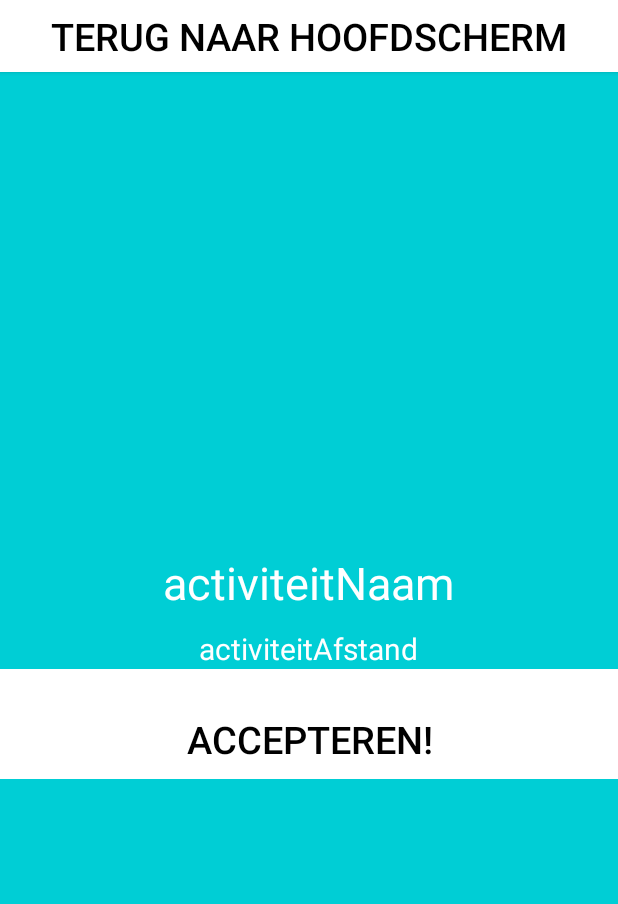
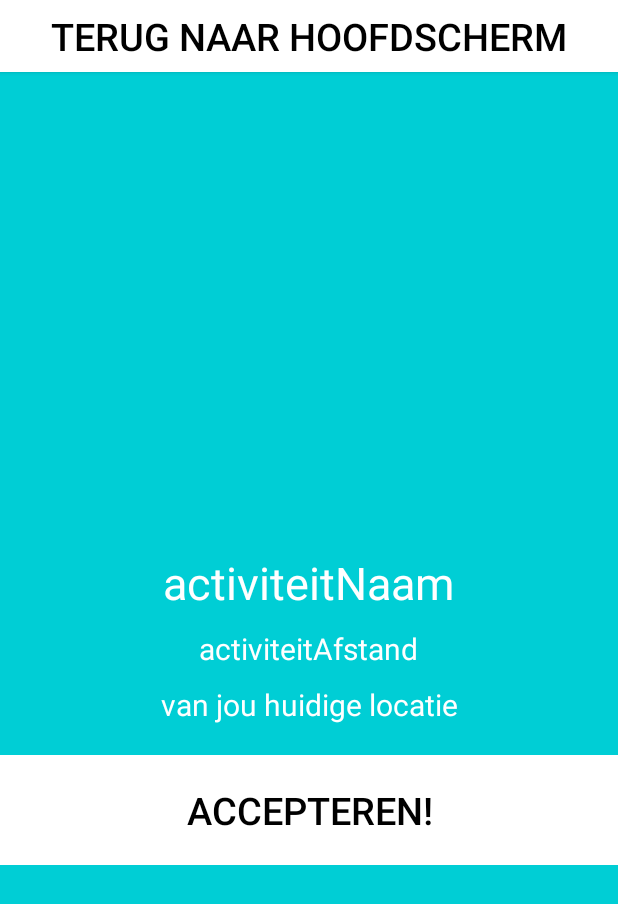
Before and after one commit to sguldemond-fontys/SM41-ShakeIt, an Android app: the ShakeActivity screen opened directly, with no data from a screen before it, after a tap on "FAKE SHAKE", on a phone screen of 412 x 824 dp. Shown: the top 904 px of the screen. Run offline under Robolectric (Android 15) with nearby library versions, the phone set to English and light mode, and no system bars; our stand-ins replace Picasso; pictures from the network do not load; 4 statements that could not run were skipped.

Commit message:
Merge branch 'master' of https://github.com/sguldemond/SM41-ShakeIt
# Conflicts:
#	app/src/main/java/fhict/sm41_shakeit/activityActivity.java
#	app/src/main/res/values/strings.xml

```diff
--- a/app/src/main/AndroidManifest.xml
+++ b/app/src/main/AndroidManifest.xml
@@ -29,7 +29,8 @@
         <activity android:name=".ShakeActivity" />
         <!-- <activity android:name=".MainActivity" /> -->
         <activity android:name=".activityActivity" />
-        <activity android:name=".LoginActivity"></activity>
+        <activity android:name=".AcceptActivity" />
+        <activity android:name=".LoginActivity" />
     </application>
 
 </manifest>
--- a/app/src/main/java/fhict/sm41_shakeit/ShakeActivity.java
+++ b/app/src/main/java/fhict/sm41_shakeit/ShakeActivity.java
@@ -50,7 +50,6 @@ public class ShakeActivity extends AppCompatActivity implements LocationListener
     private List<Activiteit> activities;
     double currentLatitude;
     double currentLongitude;
-    private int index;
     LocationManager locationManager;
 
 
@@ -80,12 +79,12 @@ public class ShakeActivity extends AppCompatActivity implements LocationListener
                 //addShake();
                 //addMeeting();
                 //findMeeting();
-                getActivities();
+                //getActivities();
 
                 Intent intent = new Intent(ShakeActivity.this, activityActivity.class);
                 intent.putExtra("shakelat",currentLatitude);
                 System.out.println(currentLatitude);
-                intent.putExtra("shakelon",currentLatitude);
+                intent.putExtra("shakelon",currentLongitude);
                 System.out.println(currentLatitude);
                 startActivity(intent);
             }
@@ -101,6 +100,102 @@ public class ShakeActivity extends AppCompatActivity implements LocationListener
             }
         });
 
+
+    }
+
+
+
+    @Override
+    protected void onPause() {
+        mSensorManager.unregisterListener(mShakeDetector);
+        super.onPause();
+    }
+
+    @Override
+    public void onLocationChanged(Location location) {
+        currentLatitude = location.getLatitude();
+        currentLongitude = location.getLongitude();
+
+        System.out.println("Location changed to: " + currentLatitude + ", " + currentLongitude);
+    }
+
+    @Override
+    public void onStatusChanged(String provider, int status, Bundle extras) {
+
+    }
+
+    @Override
+    public void onProviderEnabled(String provider) {
+
+    }
+
+    @Override
+    public void onProviderDisabled(String provider) {
+
+    }
+
+    @Override
+    public boolean onCreateOptionsMenu(Menu menu) {
+        // Inflate the menu; this adds items to the action bar if it is present.
+        getMenuInflater().inflate(R.menu.menu_main, menu);
+        return true;
+    }
+
+    @Override
+    public boolean onOptionsItemSelected(MenuItem item) {
+        // Handle item selection
+        switch (item.getItemId()) {
+            case R.id.action_settings:
+                Intent intent = new Intent(ShakeActivity.this, MainActivity.class);
+                startActivity(intent);
+                return true;
+
+        }
+        return false;
+    }
+
+    @Override
+    protected void onResume() {
+        // OnResume is called any time that the application begins again.
+        super.onResume();
+        doLocation();
+    }
+
+    @Override
+    protected void onStart() {
+        super.onStart();
+        doLocation();
+    }
+
+    private void doLocation() {
+        locationManager = (LocationManager) getSystemService(LOCATION_SERVICE);
+        mSensorManager.registerListener(mShakeDetector, mAccelerometer, SensorManager.SENSOR_DELAY_UI);
+        if (ActivityCompat.checkSelfPermission(this, Manifest.permission.ACCESS_FINE_LOCATION) != PackageManager.PERMISSION_GRANTED && ActivityCompat.checkSelfPermission(this, Manifest.permission.ACCESS_COARSE_LOCATION) != PackageManager.PERMISSION_GRANTED) {
+            return;
+        }
+
+        locationManager.requestLocationUpdates(LocationManager.GPS_PROVIDER, 0, 0, this);
+
+        onLocationChanged(locationManager.getLastKnownLocation(LocationManager.GPS_PROVIDER));
+
+    }
+
+    @Override
+    protected void onStop() {
+        // OnStop is called whenever a new activity is started.
+        super.onStop();
+
+        if (ActivityCompat.checkSelfPermission(this, Manifest.permission.ACCESS_FINE_LOCATION) != PackageManager.PERMISSION_GRANTED && ActivityCompat.checkSelfPermission(this, Manifest.permission.ACCESS_COARSE_LOCATION) != PackageManager.PERMISSION_GRANTED) {
+            return;
+        }
+
+        locationManager.removeUpdates(this);
+    }
+
+
+    @Override
+    public void processFinish(String type, Object output) {
+        System.out.println((String) output);
 
     }
 
@@ -159,85 +254,4 @@ public class ShakeActivity extends AppCompatActivity implements LocationListener
 
     }
 
-
-    @Override
-    protected void onPause() {
-        mSensorManager.unregisterListener(mShakeDetector);
-        super.onPause();
-    }
-
-    @Override
-    public void onLocationChanged(Location location) {
-        currentLatitude = location.getLatitude();
-        currentLongitude = location.getLongitude();
-
-        System.out.println("Location changed to: " + currentLatitude + ", " + currentLongitude);
-    }
-
-    @Override
-    public void onStatusChanged(String provider, int status, Bundle extras) {
-
-    }
-
-    @Override
-    public void onProviderEnabled(String provider) {
-
-    }
-
-    @Override
-    public void onProviderDisabled(String provider) {
-
-    }
-
-    @Override
-    public boolean onCreateOptionsMenu(Menu menu) {
-        // Inflate the menu; this adds items to the action bar if it is present.
-        getMenuInflater().inflate(R.menu.menu_main, menu);
-        return true;
-    }
-
-    @Override
-    public boolean onOptionsItemSelected(MenuItem item) {
-        // Handle item selection
-        switch (item.getItemId()) {
-            case R.id.action_settings:
-                Intent intent = new Intent(ShakeActivity.this, MainActivity.class);
-                startActivity(intent);
-                return true;
-
-        }
-        return false;
-    }
-
-    @Override
-    protected void onResume() {
-        // OnResume is called any time that the application begins again.
-        super.onResume();
-        locationManager = (LocationManager) getSystemService(LOCATION_SERVICE);
-        mSensorManager.registerListener(mShakeDetector, mAccelerometer, SensorManager.SENSOR_DELAY_UI);
-        if (ActivityCompat.checkSelfPermission(this, Manifest.permission.ACCESS_FINE_LOCATION) != PackageManager.PERMISSION_GRANTED && ActivityCompat.checkSelfPermission(this, Manifest.permission.ACCESS_COARSE_LOCATION) != PackageManager.PERMISSION_GRANTED) {
-            return;
-        }
-
-        locationManager.requestLocationUpdates(LocationManager.GPS_PROVIDER, 0, 0, this);
-    }
-
-    @Override
-    protected void onStop() {
-        // OnStop is called whenever a new activity is started.
-        super.onStop();
-
-        if (ActivityCompat.checkSelfPermission(this, Manifest.permission.ACCESS_FINE_LOCATION) != PackageManager.PERMISSION_GRANTED && ActivityCompat.checkSelfPermission(this, Manifest.permission.ACCESS_COARSE_LOCATION) != PackageManager.PERMISSION_GRANTED) {
-            return;
-        }
-
-        locationManager.removeUpdates(this);
-    }
-
-
-    @Override
-    public void processFinish(String type, Object output) {
-        System.out.println((String) output);
-
-    }
 }
--- a/app/src/main/java/fhict/sm41_shakeit/activityActivity.java
+++ b/app/src/main/java/fhict/sm41_shakeit/activityActivity.java
@@ -21,6 +21,7 @@ import com.squareup.picasso.Picasso;
 
 import org.json.JSONException;
 
+import java.text.DecimalFormat;
 import java.util.ArrayList;
 import java.util.List;
 
@@ -48,8 +49,8 @@ public class activityActivity extends AppCompatActivity implements AsyncResponce
     @Override
     protected void onCreate(Bundle savedInstanceState) {
         Intent intent = getIntent();
-        double shakelat = intent.getDoubleExtra("shakelat",0);
-        double shakelon = intent.getDoubleExtra("shakelon",0);
+        shakelat = intent.getDoubleExtra("shakelat",0);
+        shakelon = intent.getDoubleExtra("shakelon",0);
         super.onCreate(savedInstanceState);
         setContentView(R.layout.activity);
         activities = new ArrayList<>();
@@ -60,10 +61,22 @@ public class activityActivity extends AppCompatActivity implements AsyncResponce
         accept.setOnClickListener(new View.OnClickListener() {
             @Override
             public void onClick(View view) {
-
+                Intent intent = new Intent(activityActivity.this, AcceptActivity.class);
+                startActivity(intent);
             }
         });
+
         gestureDetector = new GestureDetector(new SwipeGestureDetector());
+
+        Button btnTerug = (Button) findViewById(R.id.btnTerug);
+
+        btnTerug.setOnClickListener(new View.OnClickListener() {
+            @Override
+            public void onClick(View v) {
+                Intent intent = new Intent(activityActivity.this, ShakeActivity.class);
+                startActivity(intent);
+            }
+        });
     }
 
     private void getActivities() {
@@ -101,21 +114,25 @@ public class activityActivity extends AppCompatActivity implements AsyncResponce
     }
 
     private void onRightSwipe() {
-        Toast toast = Toast.makeText(getApplicationContext(), "rightswipe", Toast.LENGTH_LONG);
-        toast.show();
+        //Toast toast = Toast.makeText(getApplicationContext(), "rightswipe", Toast.LENGTH_LONG);
+        //toast.show();
         if(activities.size() > index)
         {
             double activiteitlat = activities.get(index).getLocatie().getLat();
             System.out.println(shakelat);
             double activiteitlon = activities.get(index).getLocatie().getLon();
             System.out.println(shakelon);
+            DecimalFormat df = new DecimalFormat("0.##");
+
             Double afstand = DistanceLogic.distance(activiteitlat,activiteitlon,shakelat ,shakelon);
+
+
             ImageView afbeelding = (ImageView) findViewById(R.id.activiteitAfbeelding);
             Picasso.with(getApplicationContext()).load(activities.get(index).getAfbeeldingUrl()).into(afbeelding);
             TextView naam = (TextView) findViewById(R.id.activiteitNaam);
             naam.setText(activities.get(index).getNaam());
             TextView straat = (TextView) findViewById(R.id.activiteitStraat);
-            straat.setText(afstand.toString()+" "+ "KM");
+            straat.setText(df.format(afstand) + " km");
 
             index++;
         }
@@ -126,6 +143,8 @@ public class activityActivity extends AppCompatActivity implements AsyncResponce
     public void processFinish(String type, Object output) {
         try {
             activities = JSONDecoder.decodeAllActivitiesJSON((String)output);
+
+            onRightSwipe();
         } catch (JSONException e) {
             e.printStackTrace();
         }
--- a/app/src/main/res/layout/activity.xml
+++ b/app/src/main/res/layout/activity.xml
@@ -36,6 +36,16 @@
         style="@style/TextStyle.TextMedium"
         android:paddingTop="10dp" />
 
+    <TextView
+        android:text="@string/huidige_locatie"
+        android:layout_width="match_parent"
+        android:layout_height="wrap_content"
+        android:id="@+id/textView"
+        style="@style/TextStyle.TextMedium"
+        android:textAlignment="center"
+        android:paddingBottom="20dp"
+        android:paddingTop="10dp" />
+
     <LinearLayout
         android:layout_width="fill_parent"
         android:layout_height="wrap_content">
@@ -45,8 +55,7 @@
             android:layout_height="73dp"
             android:text="@string/acceptActivityButton"
             android:layout_weight="5"
-            style="@style/basic_button"
-            android:paddingTop="20dp" />
+            style="@style/basic_button" />
 
     </LinearLayout>
 
--- a/app/src/main/res/values/strings.xml
+++ b/app/src/main/res/values/strings.xml
@@ -20,5 +20,6 @@
     <string name="verander">of verander</string>
     <string name="jouw_voorkeuren">jouw voorkeuren</string>
     <string name="terug">terug naar hoofdscherm</string>
+    <string name="huidige_locatie">van jou huidige locatie</string>
 
 </resources>
```
Also changed, not shown: app/src/main/java/fhict/sm41_shakeit/AcceptActivity.java (+6 -10 lines).
